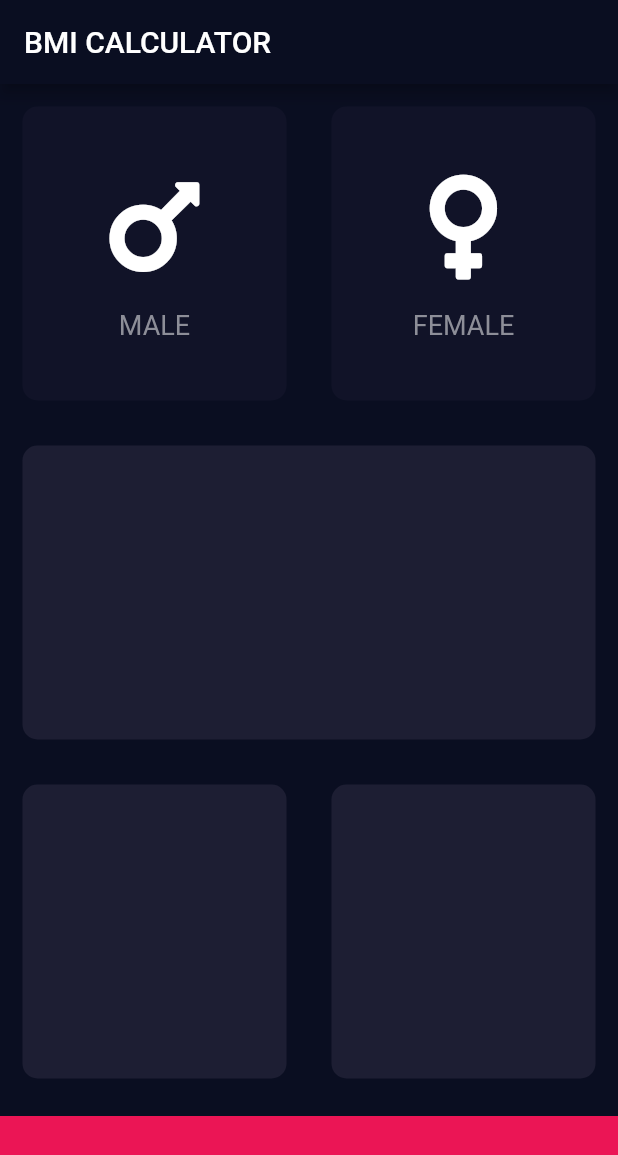
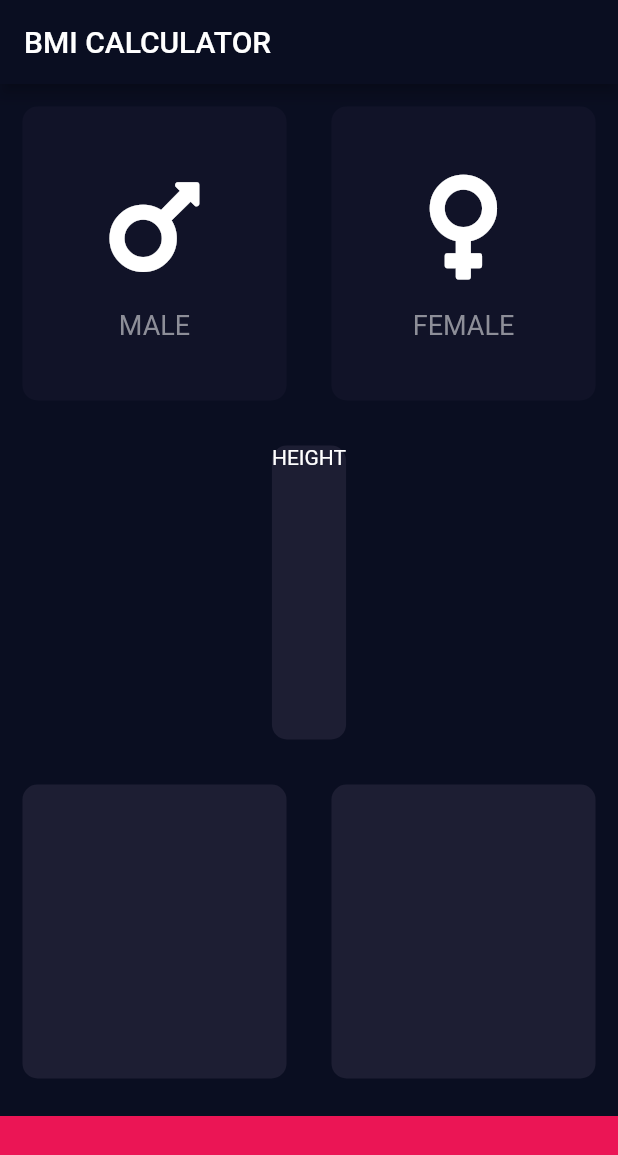
Before and after one commit to felexkuria/bmi_calculator, a Flutter app: the screen it shows after launch, on a phone screen of 412 x 824 dp. Shown: the top 1155 px of the screen. Run offline on Flutter 3.47's test engine with Material 2 defaults, Android fonts, the phone set to English and light mode, and no system bars; our stand-ins replace font_awesome_flutter.

```diff
--- a/bmi_calculator/lib/Widgets/reusable_card.dart
+++ b/bmi_calculator/lib/Widgets/reusable_card.dart
@@ -1,18 +1,22 @@
 import 'package:flutter/material.dart';
 
 class ResuableCard extends StatelessWidget {
-  ResuableCard({@required this.colour, this.cardChild});
+  ResuableCard({@required this.colour, this.onPress, this.cardChild});
   final Color colour;
   final Widget cardChild;
+  final Function onPress;
 
   @override
   Widget build(BuildContext context) {
-    return Container(
-      child: cardChild,
-      margin: EdgeInsets.all(15.0),
-      decoration: BoxDecoration(
-        color: colour,
-        borderRadius: BorderRadius.circular(10.0),
+    return GestureDetector(
+      onTap: onPress,
+      child: Container(
+        child: cardChild,
+        margin: EdgeInsets.all(15.0),
+        decoration: BoxDecoration(
+          color: colour,
+          borderRadius: BorderRadius.circular(10.0),
+        ),
       ),
     );
   }
--- a/bmi_calculator/lib/screens/input_page.dart
+++ b/bmi_calculator/lib/screens/input_page.dart
@@ -59,14 +59,13 @@ class _InputPageState extends State<InputPage> {
             child: Row(
               children: [
                 Expanded(
-                    child: GestureDetector(
-                      onTap: () {
+                  child: ResuableCard(
+                    onPress: () {
                       setState(() {
                         print(' male was pressed');
                         selectedGender = Gender.male;
                       });
                     },
-                      child: ResuableCard(
                     colour: selectedGender == Gender.male
                         ? activeCardColor
                         : inActiveCardColor,
@@ -76,23 +75,20 @@ class _InputPageState extends State<InputPage> {
                     ),
                   ),
                 ),
-                  ),
                 Expanded(
-                      child: GestureDetector(
-                    onTap: () {
+                    child: ResuableCard(
+                  onPress: () {
                     setState(() {
                       selectedGender = Gender.female;
                       print(' female was pressed');
                     });
                   },
-                    child: ResuableCard(
                   colour: selectedGender == Gender.female
                       ? activeCardColor
                       : inActiveCardColor,
                   cardChild: IconContent(
                     iconData: FontAwesomeIcons.venus,
                     label: 'FEMALE',
-                      ),
                   ),
                 )),
               ],
@@ -101,6 +97,9 @@ class _InputPageState extends State<InputPage> {
           Expanded(
               child: ResuableCard(
             colour: activeCardColor,
+            cardChild: Column(
+              children: [Text('HEIGHT')],
+            ),
           )),
           Expanded(
             child: Row(
@@ -128,6 +127,7 @@ class _InputPageState extends State<InputPage> {
             height: bottomContainierHeight,
           )
         ],
-        ));
+      ),
+    );
   }
 }
```
Also changed, not shown: bmi_calculator/lib/constant.dart (added). Lines whose indentation alone changed are shown as unchanged.
